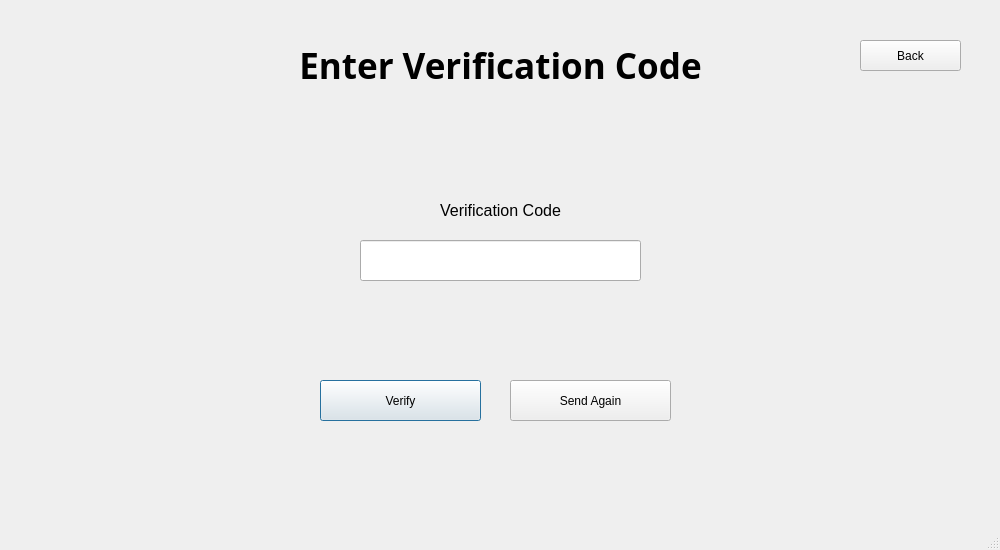
This is Main/client/gui/ui/verification.ui in SuperName3102/Final-Project as Qt 5 draws it before an edit. The edited form follows.
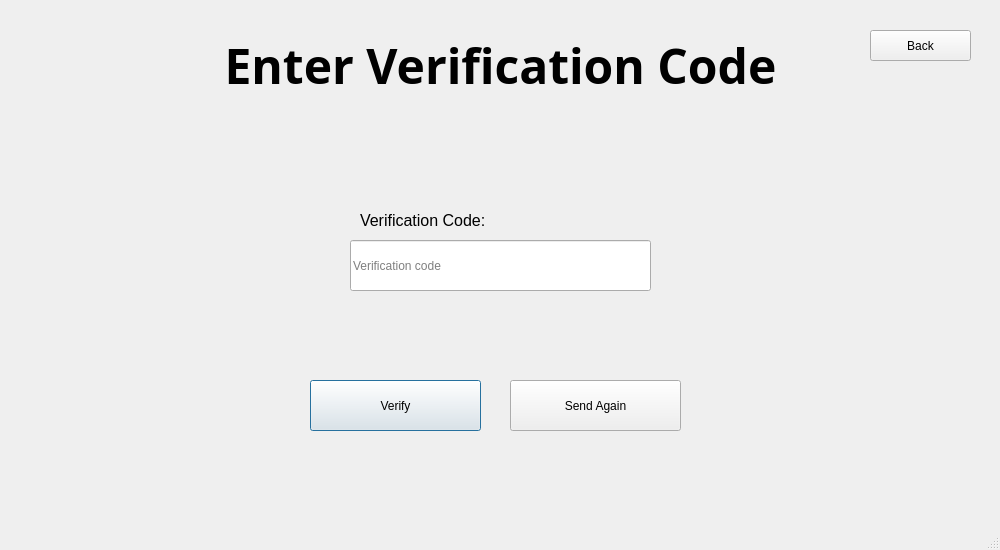
This is the edited form.

```diff
--- a/Main/client/gui/ui/verification.ui
+++ b/Main/client/gui/ui/verification.ui
@@ -20,16 +20,16 @@
    <widget class="QLabel" name="label">
     <property name="geometry">
      <rect>
-      <x>280</x>
+      <x>80</x>
       <y>40</y>
-      <width>441</width>
+      <width>841</width>
       <height>51</height>
      </rect>
     </property>
     <property name="font">
      <font>
       <family>Trebuchet MS</family>
-      <pointsize>26</pointsize>
+      <pointsize>36</pointsize>
       <bold>true</bold>
      </font>
     </property>
@@ -76,37 +76,40 @@
    <widget class="QLineEdit" name="code">
     <property name="geometry">
      <rect>
-      <x>360</x>
+      <x>350</x>
       <y>240</y>
-      <width>281</width>
-      <height>41</height>
+      <width>301</width>
+      <height>51</height>
      </rect>
     </property>
     <property name="alignment">
-     <set>Qt::AlignmentFlag::AlignCenter</set>
+     <set>Qt::AlignmentFlag::AlignLeading|Qt::AlignmentFlag::AlignLeft|Qt::AlignmentFlag::AlignVCenter</set>
+    </property>
+    <property name="placeholderText">
+     <string>Verification code</string>
     </property>
    </widget>
    <widget class="QLabel" name="code_label">
     <property name="geometry">
      <rect>
-      <x>430</x>
-      <y>200</y>
-      <width>141</width>
+      <x>360</x>
+      <y>210</y>
+      <width>211</width>
       <height>21</height>
      </rect>
     </property>
     <property name="text">
-     <string>&lt;html&gt;&lt;head/&gt;&lt;body&gt;&lt;p&gt;&lt;span style=&quot; font-size:12pt;&quot;&gt;Verification Code&lt;/span&gt;&lt;/p&gt;&lt;/body&gt;&lt;/html&gt;</string>
+     <string>&lt;html&gt;&lt;head/&gt;&lt;body&gt;&lt;p&gt;&lt;span style=&quot; font-size:12pt;&quot;&gt;Verification Code:&lt;/span&gt;&lt;/p&gt;&lt;/body&gt;&lt;/html&gt;</string>
     </property>
     <property name="alignment">
-     <set>Qt::AlignmentFlag::AlignCenter</set>
+     <set>Qt::AlignmentFlag::AlignLeading|Qt::AlignmentFlag::AlignLeft|Qt::AlignmentFlag::AlignVCenter</set>
     </property>
    </widget>
    <widget class="QPushButton" name="back_button">
     <property name="geometry">
      <rect>
-      <x>860</x>
-      <y>40</y>
+      <x>870</x>
+      <y>30</y>
       <width>101</width>
       <height>31</height>
      </rect>
@@ -127,10 +130,10 @@
    <widget class="QPushButton" name="verify_button">
     <property name="geometry">
      <rect>
-      <x>320</x>
+      <x>310</x>
       <y>380</y>
-      <width>161</width>
-      <height>41</height>
+      <width>171</width>
+      <height>51</height>
      </rect>
     </property>
     <property name="styleSheet">
@@ -154,8 +157,8 @@
      <rect>
       <x>510</x>
       <y>380</y>
-      <width>161</width>
-      <height>41</height>
+      <width>171</width>
+      <height>51</height>
      </rect>
     </property>
     <property name="styleSheet">
@@ -172,22 +175,6 @@
     </property>
    </widget>
    <widget class="QLabel" name="message">
-    <property name="geometry">
-     <rect>
-      <x>0</x>
-      <y>110</y>
-      <width>1001</width>
-      <height>41</height>
-     </rect>
-    </property>
-    <property name="text">
-     <string/>
-    </property>
-    <property name="alignment">
-     <set>Qt::AlignmentFlag::AlignCenter</set>
-    </property>
-   </widget>
-   <widget class="QLabel" name="error_message">
     <property name="geometry">
      <rect>
       <x>0</x>
```
